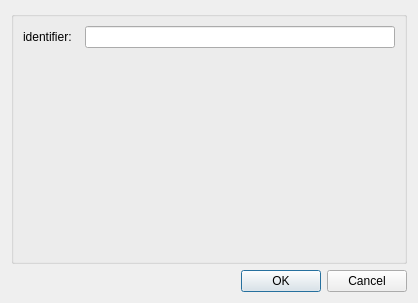
Old version of the form mapclientplugins/filelocationsinkstep/qt/configuredialog.ui in the repository tsalemink/mapclientplugins.filelocationsinkstep.
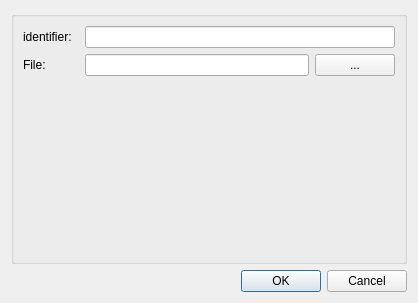
New version of the form.

Patch:
```diff
--- a/mapclientplugins/filelocationsinkstep/qt/configuredialog.ui
+++ b/mapclientplugins/filelocationsinkstep/qt/configuredialog.ui
@@ -19,7 +19,7 @@
      <property name="title">
       <string/>
      </property>
-     <layout class="QFormLayout" name="formLayout">
+     <layout class="QGridLayout" name="gridLayout_2">
       <item row="0" column="0">
        <widget class="QLabel" name="label0">
         <property name="text">
@@ -30,6 +30,40 @@
       <item row="0" column="1">
        <widget class="QLineEdit" name="lineEdit0"/>
       </item>
+      <item row="2" column="1">
+       <layout class="QHBoxLayout" name="horizontalLayout">
+        <item>
+         <widget class="QLineEdit" name="lineEditFileLocation"/>
+        </item>
+        <item>
+         <widget class="QPushButton" name="pushButtonFileChooser">
+          <property name="text">
+           <string>...</string>
+          </property>
+         </widget>
+        </item>
+       </layout>
+      </item>
+      <item row="3" column="1">
+       <spacer name="verticalSpacer">
+        <property name="orientation">
+         <enum>Qt::Vertical</enum>
+        </property>
+        <property name="sizeHint" stdset="0">
+         <size>
+          <width>20</width>
+          <height>40</height>
+         </size>
+        </property>
+       </spacer>
+      </item>
+      <item row="2" column="0">
+       <widget class="QLabel" name="label1">
+        <property name="text">
+         <string>File:  </string>
+        </property>
+       </widget>
+      </item>
      </layout>
     </widget>
    </item>
```
